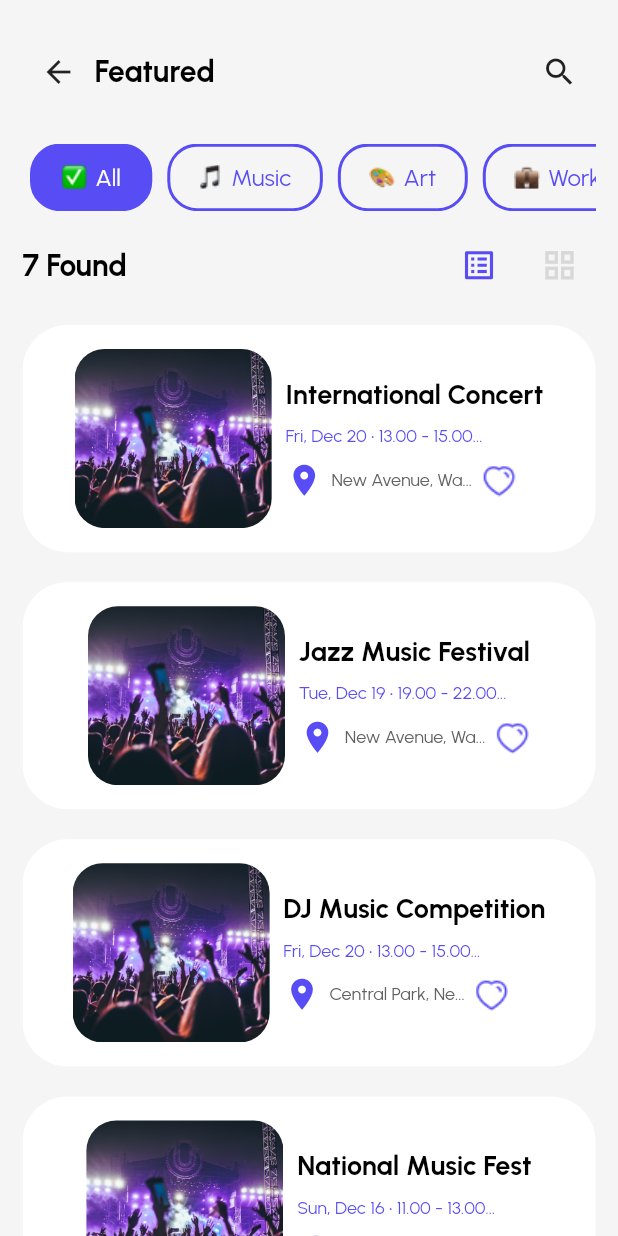
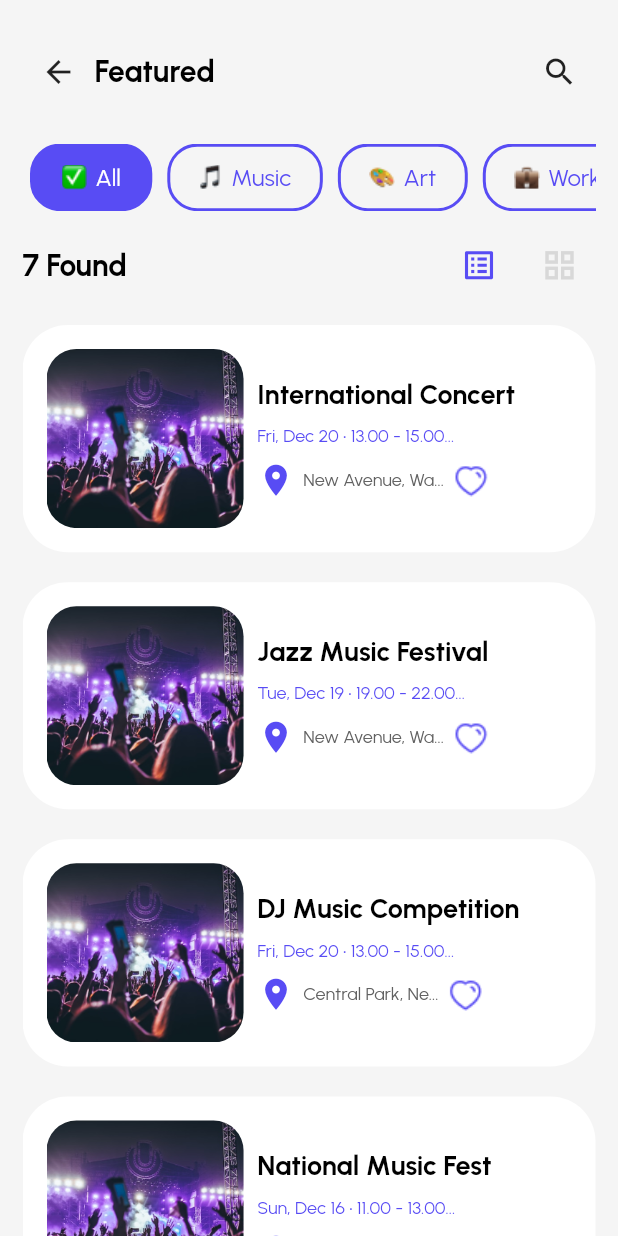
Before and after one commit to Munzareen/Tiqarte_MobileApp, a Flutter app: the HomeScreen screen opened directly, after a tap on "See All", on a phone screen of 412 x 824 dp. Run offline on Flutter 3.47's test engine with Material 2 defaults, Android fonts, the phone set to English and light mode, and no system bars; our stand-ins replace cached_network_image, carousel_slider, flutter_rating_bar, flutter_screenutil, flutter_spinkit, geocoding and 9 more.

Commit message:
alpha v1 completed

```diff
--- a/lib/view/HomeScreen.dart
+++ b/lib/view/HomeScreen.dart
@@ -388,7 +388,7 @@ class _HomeScreenState extends State<HomeScreen> {
                                   childAspectRatio: 1,
                                   crossAxisSpacing: 10,
                                   mainAxisSpacing: 20,
-                                  mainAxisExtent: 255),
+                                  mainAxisExtent: 240),
                           itemCount: _homeController.eventList.length,
                           shrinkWrap: true,
                           itemBuilder: (BuildContext context, int index) {
@@ -399,7 +399,7 @@ class _HomeScreenState extends State<HomeScreen> {
                                     ));
                               },
                               child: Container(
-                                padding: EdgeInsets.all(16.0),
+                                padding: EdgeInsets.all(12.0),
                                 decoration: BoxDecoration(
                                     borderRadius: BorderRadius.circular(30.0),
                                     color: Colors.white),
@@ -407,7 +407,7 @@ class _HomeScreenState extends State<HomeScreen> {
                                   child: Column(
                                     // mainAxisSize: MainAxisSize.min,
                                     crossAxisAlignment:
-                                        CrossAxisAlignment.start,
+                                        CrossAxisAlignment.center,
                                     children: [
                                       customCardImage(eventImage, 120.h, 100.h),
                                       8.verticalSpace,
--- a/lib/view/SeeAllEvents.dart
+++ b/lib/view/SeeAllEvents.dart
@@ -393,13 +393,13 @@ class _SeeAllEventsState extends State<SeeAllEvents> {
                                               childAspectRatio: 1,
                                               crossAxisSpacing: 10,
                                               mainAxisSpacing: 20,
-                                              mainAxisExtent: 255),
+                                              mainAxisExtent: 240),
                                       itemCount: eventList.length,
                                       shrinkWrap: true,
                                       itemBuilder:
                                           (BuildContext context, int index) {
                                         return Container(
-                                          padding: EdgeInsets.all(16.0),
+                                          padding: EdgeInsets.all(12.0),
                                           decoration: BoxDecoration(
                                               borderRadius:
                                                   BorderRadius.circular(30.0),
@@ -408,7 +408,7 @@ class _SeeAllEventsState extends State<SeeAllEvents> {
                                             child: Column(
                                               // mainAxisSize: MainAxisSize.min,
                                               crossAxisAlignment:
-                                                  CrossAxisAlignment.start,
+                                                  CrossAxisAlignment.center,
                                               children: [
                                                 customCardImage(
                                                     eventImage, 120.h, 100.h),
@@ -498,7 +498,7 @@ class _SeeAllEventsState extends State<SeeAllEvents> {
                                             crossAxisAlignment:
                                                 CrossAxisAlignment.center,
                                             mainAxisAlignment:
-                                                MainAxisAlignment.center,
+                                                MainAxisAlignment.start,
                                             children: [
                                               customCardImage(
                                                   eventImage, 110.h, 100.h),
--- a/lib/view/TicketScreen.dart
+++ b/lib/view/TicketScreen.dart
@@ -311,7 +311,7 @@ class _TicketScreenState extends State<TicketScreen>
                                             crossAxisAlignment:
                                                 CrossAxisAlignment.center,
                                             mainAxisAlignment:
-                                                MainAxisAlignment.center,
+                                                MainAxisAlignment.start,
                                             children: [
                                               customCardImage(
                                                   eventImage, 110.h, 100.h),
@@ -573,7 +573,7 @@ class _TicketScreenState extends State<TicketScreen>
                                             crossAxisAlignment:
                                                 CrossAxisAlignment.center,
                                             mainAxisAlignment:
-                                                MainAxisAlignment.center,
+                                                MainAxisAlignment.start,
                                             children: [
                                               customCardImage(
                                                   eventImage, 110.h, 100.h),
@@ -832,7 +832,7 @@ class _TicketScreenState extends State<TicketScreen>
                                         crossAxisAlignment:
                                             CrossAxisAlignment.center,
                                         mainAxisAlignment:
-                                            MainAxisAlignment.center,
+                                            MainAxisAlignment.start,
                                         children: [
                                           customCardImage(
                                               eventImage, 110.h, 100.h),
```
Also changed, not shown: lib/view/FavoriteScreen.dart (+3 -4 lines).
